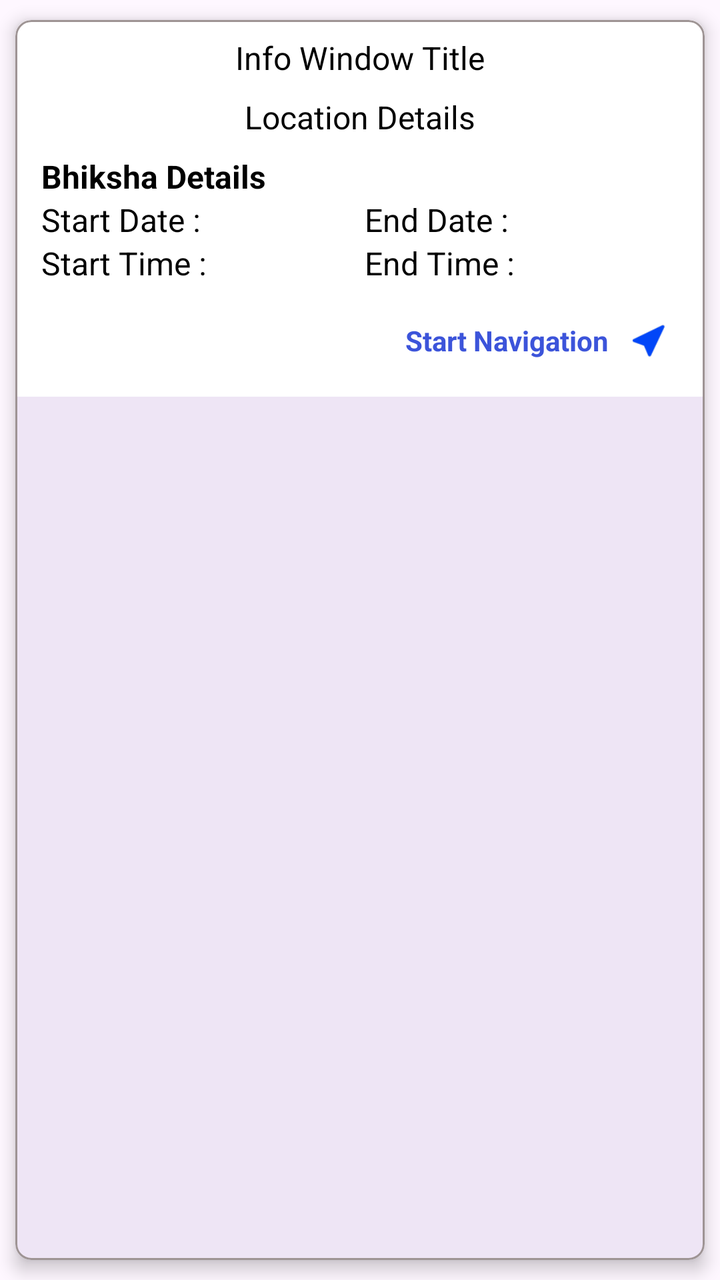
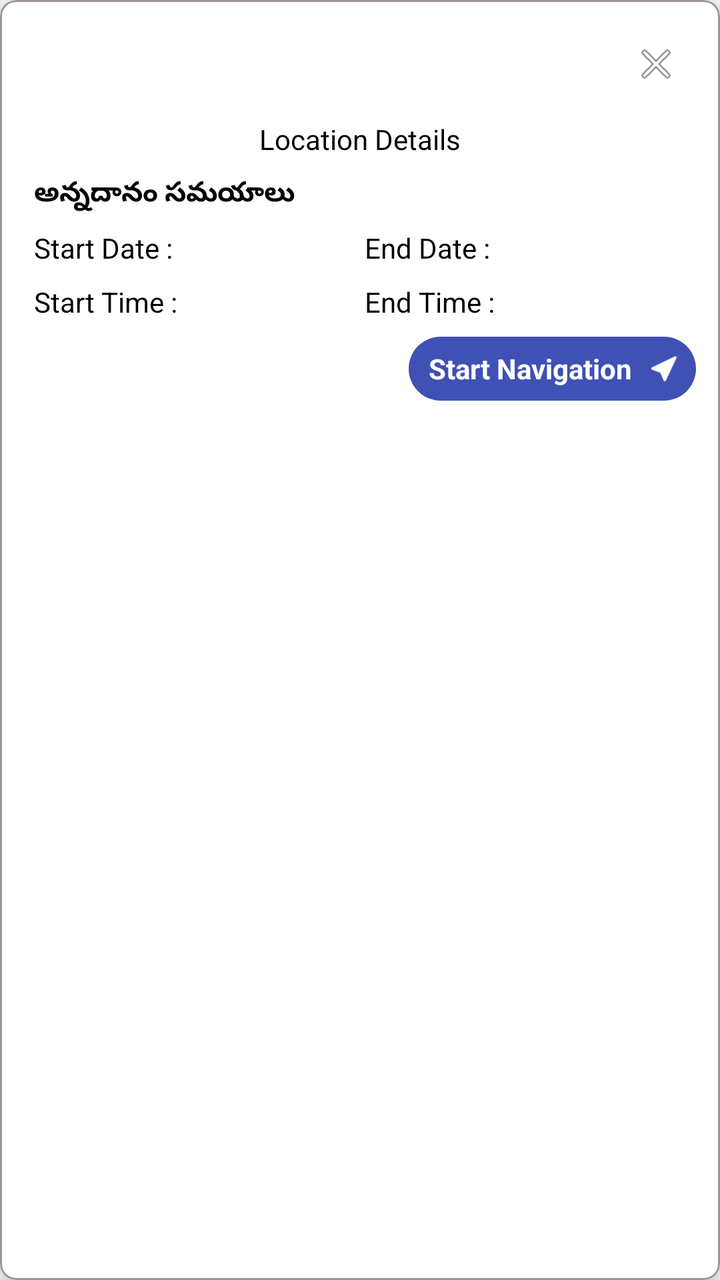

The first picture is an Android layout as it rendered before a commit; the second is the same layout after the commit. The layout source and the unified diff follow.
<!-- AndroidManifest.xml: application theme Theme.AyyapaTelugu -->
<!-- res/layout/custom_info_window.xml -->
<?xml version="1.0" encoding="utf-8"?>
<com.google.android.material.card.MaterialCardView
    xmlns:android="http://schemas.android.com/apk/res/android"
    xmlns:card_view="http://schemas.android.com/apk/res-auto"
    android:id="@+id/card_list"
    android:orientation="vertical"
    android:background="#FFF"
    android:clickable="true"
    android:focusable="true"
    android:layout_width="match_parent"
    android:layout_height="wrap_content"
    card_view:strokeColor="#9E9494"
    card_view:strokeWidth="1dp"
    card_view:cardUseCompatPadding="true"
    card_view:cardElevation="5dp"
    android:layout_margin="16dp"
    card_view:cardCornerRadius="8dp">

    <LinearLayout android:layout_width="match_parent"
        android:layout_height="wrap_content"
        android:background="#FFF"
        android:padding="8dp"
        android:orientation="vertical">
        <TextView
            android:id="@+id/info_window_title"
            android:layout_width="match_parent"
            android:layout_height="wrap_content"
            android:textAppearance="?android:attr/textAppearanceLarge"
            android:textColor="@android:color/black"
            android:gravity="center"
            android:textSize="16dp"
            android:text="Info Window Title" />
        <TextView
            android:id="@+id/info_location"
            android:layout_width="match_parent"
            android:layout_height="wrap_content"
            android:layout_marginTop="8dp"
            android:textAppearance="?android:attr/textAppearanceLarge"
            android:textColor="@android:color/black"
            android:gravity="center"
            android:textSize="16dp"
            android:text="Location Details" />

        <TextView
            android:layout_width="match_parent"
            android:layout_height="wrap_content"
            android:layout_marginTop="8dp"
            android:layout_marginLeft="5dp"
            android:textAppearance="?android:attr/textAppearanceLarge"
            android:textColor="@android:color/black"
            android:textStyle="bold"
            android:textSize="16dp"
            android:text="Bhiksha Details" />

        <LinearLayout
            android:layout_width="match_parent"
            android:layout_height="wrap_content"
            android:orientation="horizontal"
            >

            <TextView
                android:id="@+id/info_start_date"
                android:layout_width="0dp"
                android:layout_marginLeft="5dp"
                android:layout_height="wrap_content"
                android:layout_weight="1"
                android:textAppearance="?android:attr/textAppearanceLarge"
                android:textColor="@android:color/black"
                android:textSize="16dp"
                android:text="Start Date :" />

            <TextView
                android:id="@+id/info_end_date"
                android:layout_width="0dp"
                android:layout_height="wrap_content"
                android:layout_weight="1"
                android:textAppearance="?android:attr/textAppearanceLarge"
                android:textColor="@android:color/black"
                android:textSize="16dp"
                android:text="End Date :" />

        </LinearLayout>
        <LinearLayout
            android:layout_width="match_parent"
            android:layout_height="wrap_content"
            android:orientation="horizontal"
           >

            <TextView
                android:id="@+id/info_start_time"
                android:layout_width="0dp"
                android:layout_marginLeft="5dp"
                android:layout_height="wrap_content"
                android:layout_weight="1"
                android:textAppearance="?android:attr/textAppearanceLarge"
                android:textColor="@android:color/black"
                android:textSize="16dp"
                android:text="Start Time :" />

            <TextView
                android:id="@+id/info_end_time"
                android:layout_width="0dp"
                android:layout_height="wrap_content"
                android:layout_weight="1"
                android:textAppearance="?android:attr/textAppearanceLarge"
                android:textColor="@android:color/black"
                android:textSize="16dp"
                android:text="End Time :" />

        </LinearLayout>




        <LinearLayout
            android:layout_width="match_parent"
            android:layout_height="wrap_content"
            android:orientation="horizontal"
            android:gravity="right"
            android:layout_marginTop="8dp">
            <LinearLayout
                android:layout_width="wrap_content"
                android:layout_height="wrap_content"
                android:id="@+id/start_navigation_button"
                android:orientation="horizontal">
            <TextView
                android:layout_width="wrap_content"
                android:layout_height="wrap_content"
                android:text="Start Navigation"
                android:textSize="14dp"
                android:layout_marginLeft="10dp"
                android:textColor="#3C54DA"
                android:textStyle="bold"
                android:layout_gravity="center"/>
            <ImageView
                android:layout_width="40dp"
                android:layout_height="40dp"
                android:text="Start Navigation"
                android:src="@drawable/navigation_icon"
                android:backgroundTint="#E41010" />
            </LinearLayout>
        </LinearLayout>

    </LinearLayout>

</com.google.android.material.card.MaterialCardView>
<!-- resources referenced by this layout -->
<resources>
  <!-- drawable navigation_icon: png bitmap (drawable, 2455 bytes) -->
  <style name="Theme.AyyapaTelugu" parent="Base.Theme.AyyapaTelugu" />
  <style name="Base.Theme.AyyapaTelugu" parent="Theme.Material3.DayNight.NoActionBar">
          
          
          <item name="windowActionBar">false</item>
          <item name="android:windowNoTitle">true</item>
  
      </style>
</resources>

<!-- the commit's change to res/layout/custom_info_window.xml (unified diff, before → after) -->
@@ -7,29 +7,46 @@
     android:background="#FFF"
     android:clickable="true"
     android:focusable="true"
-    android:layout_width="match_parent"
+    android:layout_width="wrap_content"
     android:layout_height="wrap_content"
     card_view:strokeColor="#9E9494"
     card_view:strokeWidth="1dp"
-    card_view:cardUseCompatPadding="true"
-    card_view:cardElevation="5dp"
-    android:layout_margin="16dp"
+    card_view:cardUseCompatPadding="false"
+    card_view:cardElevation="6dp"
+    card_view:cardBackgroundColor="#FFFFFF"
     card_view:cardCornerRadius="8dp">
 
     <LinearLayout android:layout_width="match_parent"
         android:layout_height="wrap_content"
         android:background="#FFF"
-        android:padding="8dp"
+        android:padding="12dp"
         android:orientation="vertical">
-        <TextView
-            android:id="@+id/info_window_title"
+
+        <LinearLayout
             android:layout_width="match_parent"
             android:layout_height="wrap_content"
-            android:textAppearance="?android:attr/textAppearanceLarge"
-            android:textColor="@android:color/black"
-            android:gravity="center"
-            android:textSize="16dp"
-            android:text="Info Window Title" />
+            android:gravity="top">
+
+            <TextView
+                android:id="@+id/info_window_title"
+                android:layout_width="0dp"
+                android:layout_height="wrap_content"
+                android:layout_weight="1"
+                android:textColor="#000000"
+                android:textSize="16dp"
+                android:textStyle="bold" />
+
+            <ImageButton
+                android:id="@+id/info_close"
+                android:layout_width="40dp"
+                android:layout_height="40dp"
+                android:padding="8dp"
+                android:scaleType="fitCenter"
+                android:background="?attr/selectableItemBackgroundBorderless"
+                android:contentDescription="Close"
+                android:src="@android:drawable/ic_menu_close_clear_cancel" />
+        </LinearLayout>
+
         <TextView
             android:id="@+id/info_location"
             android:layout_width="match_parent"
@@ -38,7 +55,7 @@
             android:textAppearance="?android:attr/textAppearanceLarge"
             android:textColor="@android:color/black"
             android:gravity="center"
-            android:textSize="16dp"
+            android:textSize="14dp"
             android:text="Location Details" />
 
         <TextView
@@ -49,14 +66,14 @@
             android:textAppearance="?android:attr/textAppearanceLarge"
             android:textColor="@android:color/black"
             android:textStyle="bold"
-            android:textSize="16dp"
-            android:text="Bhiksha Details" />
+            android:textSize="14dp"
+            android:text="అన్నదానం సమయాలు" />
 
         <LinearLayout
             android:layout_width="match_parent"
             android:layout_height="wrap_content"
             android:orientation="horizontal"
-            >
+            android:layout_marginTop="8dp">
 
             <TextView
                 android:id="@+id/info_start_date"
@@ -66,7 +83,7 @@
                 android:layout_weight="1"
                 android:textAppearance="?android:attr/textAppearanceLarge"
                 android:textColor="@android:color/black"
-                android:textSize="16dp"
+                android:textSize="14dp"
                 android:text="Start Date :" />
 
             <TextView
@@ -76,7 +93,7 @@
                 android:layout_weight="1"
                 android:textAppearance="?android:attr/textAppearanceLarge"
                 android:textColor="@android:color/black"
-                android:textSize="16dp"
+                android:textSize="14dp"
                 android:text="End Date :" />
 
         </LinearLayout>
@@ -84,7 +101,7 @@
             android:layout_width="match_parent"
             android:layout_height="wrap_content"
             android:orientation="horizontal"
-           >
+            android:layout_marginTop="8dp">
 
             <TextView
                 android:id="@+id/info_start_time"
@@ -94,7 +111,7 @@
                 android:layout_weight="1"
                 android:textAppearance="?android:attr/textAppearanceLarge"
                 android:textColor="@android:color/black"
-                android:textSize="16dp"
+                android:textSize="14dp"
                 android:text="Start Time :" />
 
             <TextView
@@ -104,7 +121,7 @@
                 android:layout_weight="1"
                 android:textAppearance="?android:attr/textAppearanceLarge"
                 android:textColor="@android:color/black"
-                android:textSize="16dp"
+                android:textSize="14dp"
                 android:text="End Time :" />
 
         </LinearLayout>
@@ -122,6 +139,7 @@
                 android:layout_width="wrap_content"
                 android:layout_height="wrap_content"
                 android:id="@+id/start_navigation_button"
+                android:background="@drawable/navigation_bg"
                 android:orientation="horizontal">
             <TextView
                 android:layout_width="wrap_content"
@@ -129,15 +147,14 @@
                 android:text="Start Navigation"
                 android:textSize="14dp"
                 android:layout_marginLeft="10dp"
-                android:textColor="#3C54DA"
+                android:textColor="#FFF"
                 android:textStyle="bold"
                 android:layout_gravity="center"/>
             <ImageView
-                android:layout_width="40dp"
-                android:layout_height="40dp"
-                android:text="Start Navigation"
-                android:src="@drawable/navigation_icon"
-                android:backgroundTint="#E41010" />
+                android:layout_width="32dp"
+                android:layout_height="32dp"
+                android:src="@drawable/navigation_icon_white"
+                android:backgroundTint="#fff" />
             </LinearLayout>
         </LinearLayout>
 
<!-- resource entries referenced after the edit -->
@@ -1,6 +1,17 @@
 <!-- resources referenced by this layout -->
 <resources>
-  <!-- drawable navigation_icon: png bitmap (drawable, 2455 bytes) -->
+  <!-- drawable navigation_bg (drawable) -->
+  <?xml version="1.0" encoding="utf-8"?>
+  <selector xmlns:android="http://schemas.android.com/apk/res/android">
+      <item>
+          <shape android:shape="rectangle">
+              <solid android:color="#3F51B5" />
+              <corners android:radius="20dp" />
+          </shape>
+  
+      </item>
+  </selector>
+  <!-- drawable navigation_icon_white: png bitmap (drawable, 6765 bytes) -->
   <style name="Theme.AyyapaTelugu" parent="Base.Theme.AyyapaTelugu" />
   <style name="Base.Theme.AyyapaTelugu" parent="Theme.Material3.DayNight.NoActionBar">
           
